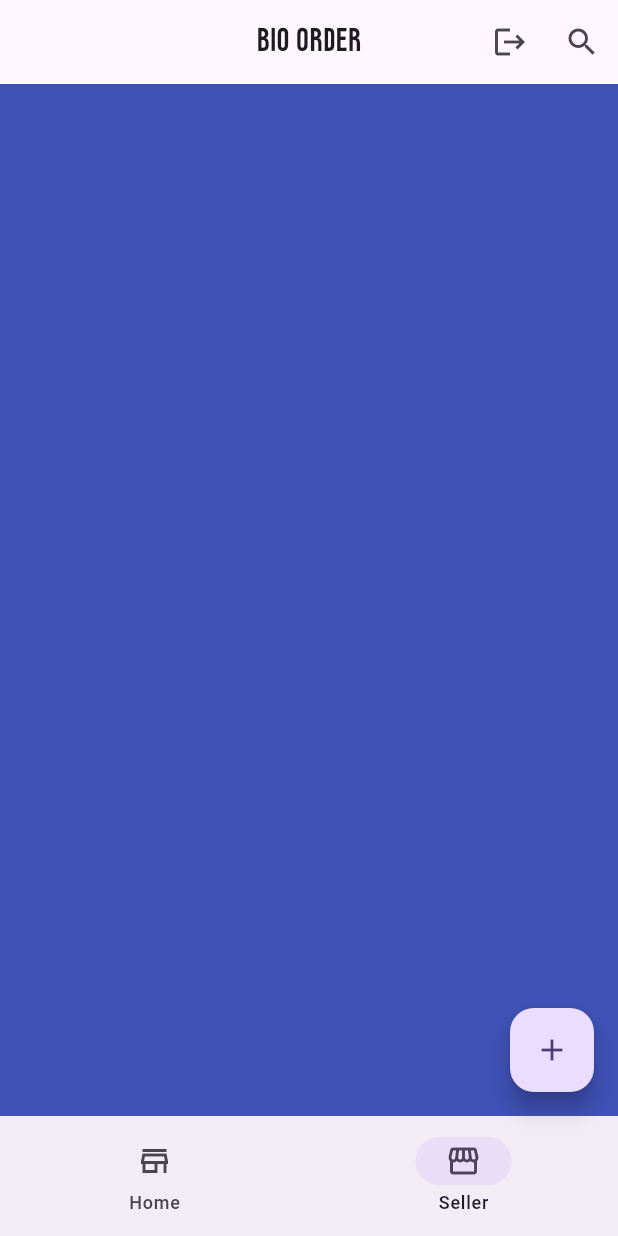
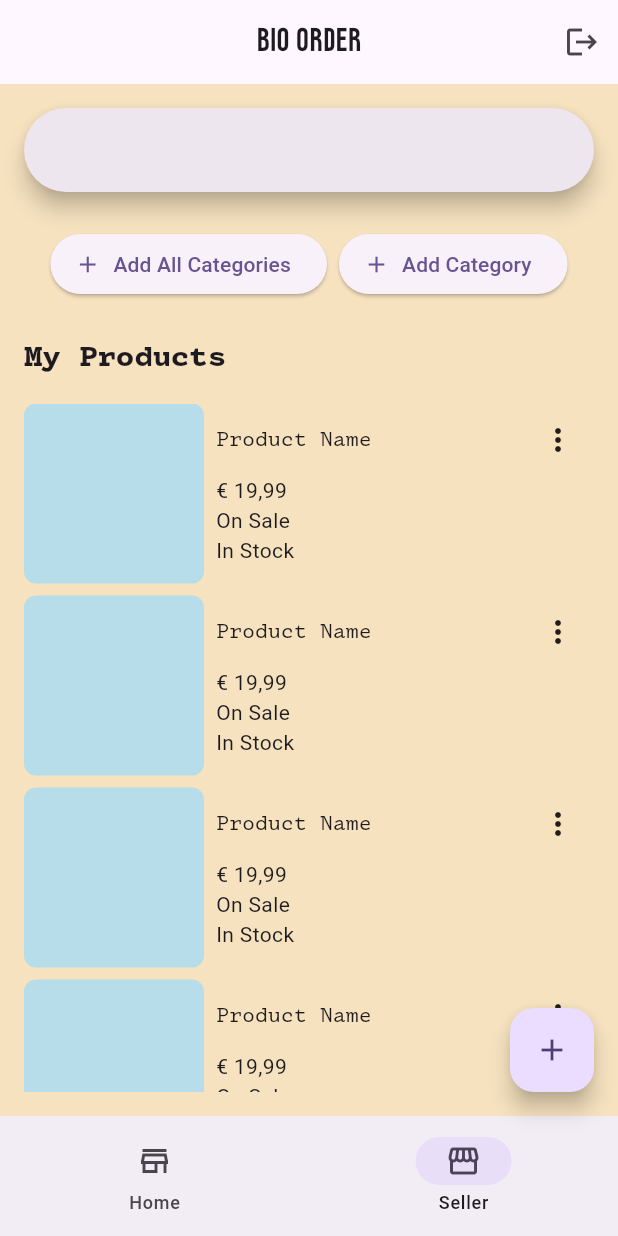
Before and after one commit to dodiforth/bio_order_flutter, a Flutter app: the screen it shows after launch, item 2 of the bottom bar chosen, on a phone screen of 412 x 824 dp. Run offline on Flutter 3.47's test engine with Material 3 defaults, Android fonts, the phone set to English and light mode, and no system bars; our stand-ins replace dots_indicator, firebase_core; accounts and stored records are empty.

Commit message:
Style : Add Sller Widget for HomeScreen - no function yet

```diff
--- a/lib/home/home_screen.dart
+++ b/lib/home/home_screen.dart
@@ -1,5 +1,6 @@
 import 'package:e_product_order_flutter/common/theme/custom_colors.dart';
-import 'package:e_product_order_flutter/home/widgets/home_widgets.dart';
+import 'package:e_product_order_flutter/home/widgets/home_widget.dart';
+import 'package:e_product_order_flutter/home/widgets/seller_widget.dart';
 import 'package:flutter/material.dart';
 
 class HomeScreen extends StatefulWidget {
@@ -25,6 +26,7 @@ class _HomeScreenState extends State<HomeScreen> {
             icon: Icon(Icons.logout),
             onPressed: () {},
           ),
+          if(_menuIndex == 0)
           IconButton(
             icon: Icon(Icons.search),
             onPressed: () {},
@@ -35,7 +37,7 @@ class _HomeScreenState extends State<HomeScreen> {
         index: _menuIndex,
         children: [
           HomeWidget(),
-          Container(color: Colors.indigo,),
+          SellerWidget(),
         ],
       ),
       floatingActionButton: switch(_menuIndex){
--- /dev/null
+++ b/lib/home/widgets/seller_widget.dart
@@ -0,0 +1,96 @@
+import 'package:e_product_order_flutter/common/theme/custom_colors.dart';
+import 'package:flutter/material.dart';
+
+class SellerWidget extends StatefulWidget {
+  const SellerWidget({super.key});
+
+  @override
+  State<SellerWidget> createState() => _SellerWidgetState();
+}
+
+class _SellerWidgetState extends State<SellerWidget> {
+  @override
+  Widget build(BuildContext context) {
+    return Container(
+      color: CustomThemeColors.basicBackground,
+      padding: EdgeInsets.all(16),
+      child: Column(
+        crossAxisAlignment: CrossAxisAlignment.start,
+        children: [
+          SearchBar(),
+          SizedBox(
+            height: 16,
+          ),
+          ButtonBar(
+            alignment: MainAxisAlignment.center,
+            children: [
+              ElevatedButton.icon(
+                onPressed: () {},
+                icon: Icon(Icons.add),
+                label: Text("Add All Categories"),
+              ),
+              ElevatedButton.icon(
+                onPressed: () {},
+                icon: Icon(Icons.add),
+                label: Text("Add Category"),
+              ),
+            ],
+          ),
+          Padding(
+            padding: const EdgeInsets.symmetric(vertical: 16),
+            child: Text(
+              "My Products",
+              style: TextStyle(
+                  fontFamily: "DraftingMono",
+                  fontWeight: FontWeight.w700,
+                  fontSize: 20),
+            ),
+          ),
+          Expanded(
+            child: ListView.builder(
+              itemBuilder: (context, index) {
+                return Container(
+                  height: 120,
+                  margin: EdgeInsets.only(bottom: 8),
+                  child: Row(
+                    children: [
+                      Container(
+                        width: 120,
+                        decoration: BoxDecoration(
+                            color: CustomThemeColors.footer,
+                            borderRadius: BorderRadius.circular(8)),
+                      ),
+                      Expanded(
+                        child: Padding(
+                          padding: const EdgeInsets.only(left: 8),
+                          child: Column(
+                            crossAxisAlignment: CrossAxisAlignment.start,
+                            children: [
+                              Row(
+                                mainAxisAlignment: MainAxisAlignment.spaceBetween,
+                                children: [
+                                  Text("Product Name",style: TextStyle(fontFamily: "DraftingMono"),),
+                                  PopupMenuButton(itemBuilder: (context) => [
+                                    PopupMenuItem(child: Text("Edit")),
+                                    PopupMenuItem(child: Text("Delete")),
+                                  ])
+                                ],
+                              ),
+                              Text("€ 19,99"),
+                              Text("On Sale"),
+                              Text("In Stock",)
+                            ],
+                          ),
+                        ),
+                      ),
+                    ],
+                  ),
+                );
+              },
+            ),
+          ),
+        ],
+      ),
+    );
+  }
+}
```
Also changed, not shown: lib/home/widgets/home_widget.dart (renamed from lib/home/widgets/home_widgets.dart).
